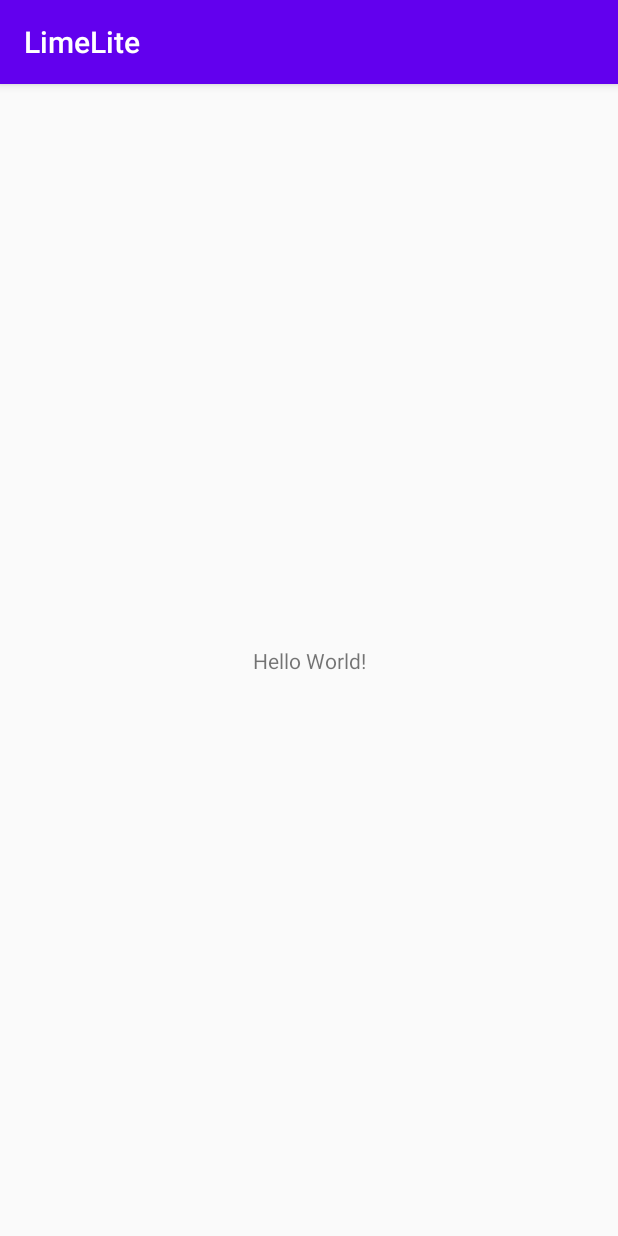
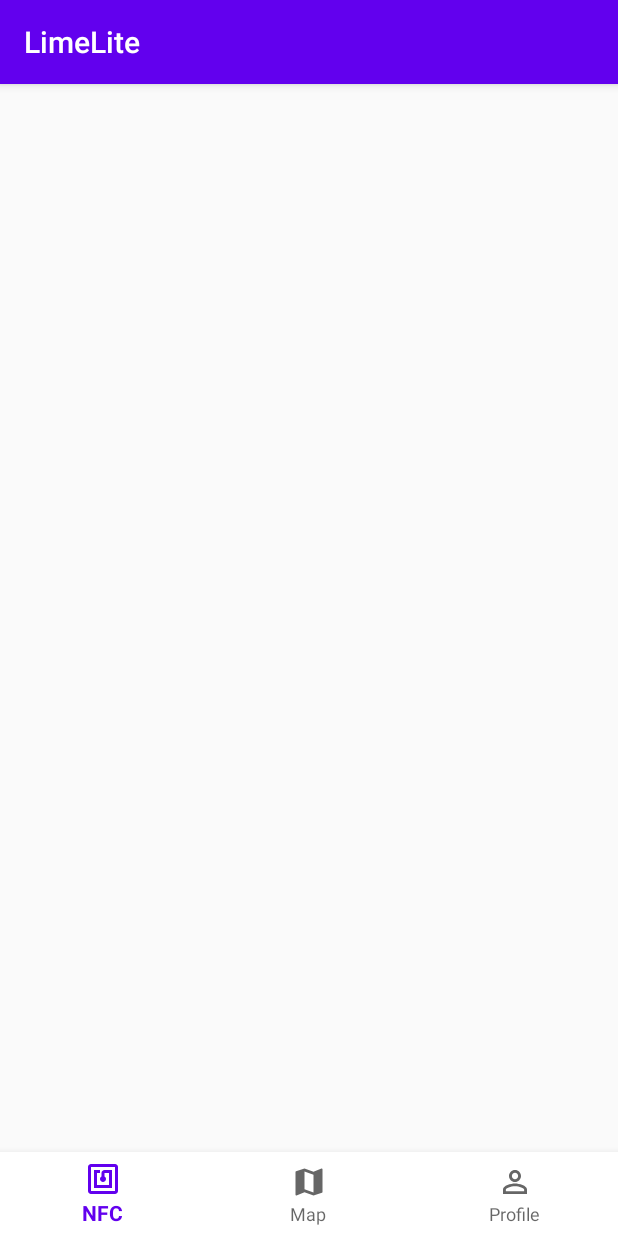
Before and after one commit to kingfi/LimeLite, an Android app: the MainActivity screen opened directly, with no data from a screen before it, on a phone screen of 412 x 824 dp. Run offline under Robolectric (Android 15) with nearby library versions, the phone set to English and light mode, and no system bars.

Commit message:
Created bottom navigation

```diff
--- a/app/build.gradle
+++ b/app/build.gradle
@@ -26,10 +26,13 @@ dependencies {
     implementation fileTree(dir: "libs", include: ["*.jar"])
     implementation 'androidx.appcompat:appcompat:1.1.0'
     implementation 'androidx.constraintlayout:constraintlayout:1.1.3'
+    implementation 'com.google.android.material:material:1.1.0'
     testImplementation 'junit:junit:4.12'
     androidTestImplementation 'androidx.test.ext:junit:1.1.1'
     androidTestImplementation 'androidx.test.espresso:espresso-core:3.2.0'
     implementation 'com.github.parse-community.Parse-SDK-Android:parse:1.24.2'
     implementation 'com.squareup.okhttp3:logging-interceptor:3.8.1' // for logging API calls to LogCat
+    implementation "androidx.appcompat:appcompat:${appCompatVersion}"
+    implementation "com.google.android.material:material:${designSupportVersion}"
 
 }
--- /dev/null
+++ b/app/src/main/res/drawable/ic_baseline_map_24.xml
@@ -0,0 +1,10 @@
+<vector xmlns:android="http://schemas.android.com/apk/res/android"
+    android:width="24dp"
+    android:height="24dp"
+    android:viewportWidth="24"
+    android:viewportHeight="24"
+    android:tint="?attr/colorControlNormal">
+  <path
+      android:fillColor="@android:color/white"
+      android:pathData="M20.5,3l-0.16,0.03L15,5.1 9,3 3.36,4.9c-0.21,0.07 -0.36,0.25 -0.36,0.48V20.5c0,0.28 0.22,0.5 0.5,0.5l0.16,-0.03L9,18.9l6,2.1 5.64,-1.9c0.21,-0.07 0.36,-0.25 0.36,-0.48V3.5c0,-0.28 -0.22,-0.5 -0.5,-0.5zM15,19l-6,-2.11V5l6,2.11V19z"/>
+</vector>
--- /dev/null
+++ b/app/src/main/res/drawable/ic_baseline_nfc_24.xml
@@ -0,0 +1,10 @@
+<vector xmlns:android="http://schemas.android.com/apk/res/android"
+    android:width="24dp"
+    android:height="24dp"
+    android:viewportWidth="24"
+    android:viewportHeight="24"
+    android:tint="?attr/colorControlNormal">
+  <path
+      android:fillColor="@android:color/white"
+      android:pathData="M20,2L4,2c-1.1,0 -2,0.9 -2,2v16c0,1.1 0.9,2 2,2h16c1.1,0 2,-0.9 2,-2L22,4c0,-1.1 -0.9,-2 -2,-2zM20,20L4,20L4,4h16v16zM18,6h-5c-1.1,0 -2,0.9 -2,2v2.28c-0.6,0.35 -1,0.98 -1,1.72 0,1.1 0.9,2 2,2s2,-0.9 2,-2c0,-0.74 -0.4,-1.38 -1,-1.72L13,8h3v8L8,16L8,8h2L10,6L6,6v12h12L18,6z"/>
+</vector>
--- /dev/null
+++ b/app/src/main/res/drawable/ic_baseline_perm_identity_24.xml
@@ -0,0 +1,10 @@
+<vector xmlns:android="http://schemas.android.com/apk/res/android"
+    android:width="24dp"
+    android:height="24dp"
+    android:viewportWidth="24"
+    android:viewportHeight="24"
+    android:tint="?attr/colorControlNormal">
+  <path
+      android:fillColor="@android:color/white"
+      android:pathData="M12,5.9c1.16,0 2.1,0.94 2.1,2.1s-0.94,2.1 -2.1,2.1S9.9,9.16 9.9,8s0.94,-2.1 2.1,-2.1m0,9c2.97,0 6.1,1.46 6.1,2.1v1.1L5.9,18.1L5.9,17c0,-0.64 3.13,-2.1 6.1,-2.1M12,4C9.79,4 8,5.79 8,8s1.79,4 4,4 4,-1.79 4,-4 -1.79,-4 -4,-4zM12,13c-2.67,0 -8,1.34 -8,4v3h16v-3c0,-2.66 -5.33,-4 -8,-4z"/>
+</vector>
--- a/app/src/main/res/layout/activity_main.xml
+++ b/app/src/main/res/layout/activity_main.xml
@@ -1,18 +1,14 @@
 <?xml version="1.0" encoding="utf-8"?>
-<androidx.constraintlayout.widget.ConstraintLayout xmlns:android="http://schemas.android.com/apk/res/android"
+<RelativeLayout xmlns:android="http://schemas.android.com/apk/res/android"
     xmlns:app="http://schemas.android.com/apk/res-auto"
-    xmlns:tools="http://schemas.android.com/tools"
     android:layout_width="match_parent"
-    android:layout_height="match_parent"
-    tools:context=".MainActivity">
+    android:layout_height="match_parent">
 
-    <TextView
-        android:layout_width="wrap_content"
+    <com.google.android.material.bottomnavigation.BottomNavigationView
+        android:id="@+id/bottom_navigation"
+        android:layout_width="match_parent"
         android:layout_height="wrap_content"
-        android:text="Hello World!"
-        app:layout_constraintBottom_toBottomOf="parent"
-        app:layout_constraintLeft_toLeftOf="parent"
-        app:layout_constraintRight_toRightOf="parent"
-        app:layout_constraintTop_toTopOf="parent" />
-
-</androidx.constraintlayout.widget.ConstraintLayout>
+        android:layout_alignParentBottom="true"
+        android:background="#FFFFFF"
+        app:menu="@menu/menu_bottom_navigation" />
+</RelativeLayout>
--- /dev/null
+++ b/app/src/main/res/menu/menu_bottom_navigation.xml
@@ -0,0 +1,20 @@
+<?xml version="1.0" encoding="utf-8"?>
+<menu xmlns:app="http://schemas.android.com/apk/res-auto"
+    xmlns:android="http://schemas.android.com/apk/res/android">
+
+    <item
+        android:id="@+id/action_nfc"
+        android:icon="@drawable/ic_baseline_nfc_24"
+        android:title="NFC"
+        app:showAsAction="always" />
+    <item
+        android:id="@+id/action_map"
+        android:icon="@drawable/ic_baseline_map_24"
+        android:title="Map"
+        app:showAsAction="always" />
+    <item
+        android:id="@+id/_profile"
+        android:icon="@drawable/ic_baseline_perm_identity_24"
+        android:title="Profile"
+        app:showAsAction="always" />
+</menu>
--- a/build.gradle
+++ b/build.gradle
@@ -20,6 +20,11 @@ allprojects {
     }
 }
 
+ext {
+    appCompatVersion = '1.0.0'
+    designSupportVersion = '1.0.0'
+}
+
 task clean(type: Delete) {
     delete rootProject.buildDir
 }
```
